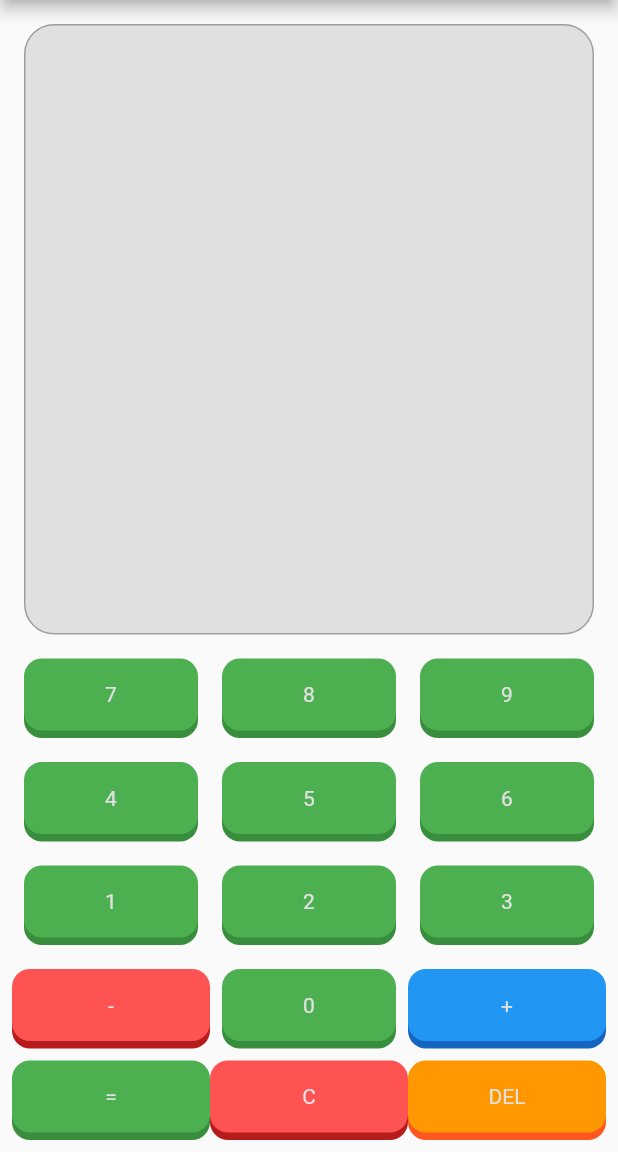
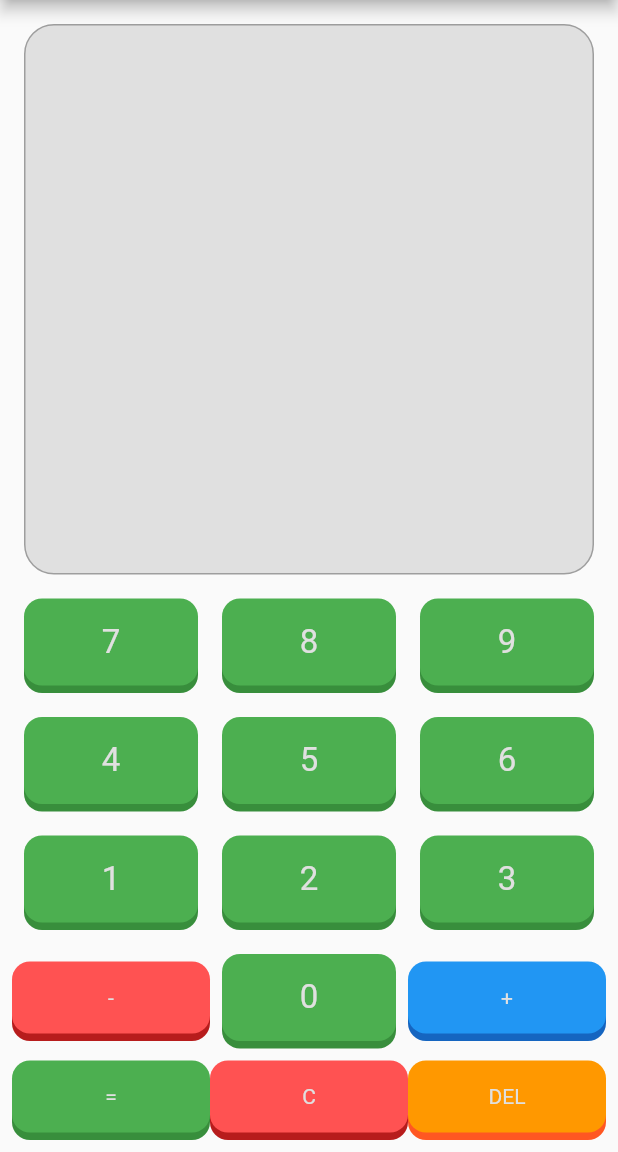
Before and after one commit to gdgsetelagoas/flutter-intro, a Flutter app: the screen it shows after launch, on a phone screen of 412 x 824 dp, the part 84-1236 px from its top. Run offline on Flutter 3.47's test engine with Material 2 defaults, Android fonts, the phone set to English and light mode, and no system bars.

Commit message:
- font do display alterado para digital - ajuste nos widgets do display

```diff
--- a/lib/main.dart
+++ b/lib/main.dart
@@ -30,7 +30,6 @@ class MyHomePage extends StatefulWidget {
 }
 
 class _MyHomePageState extends State<MyHomePage> {
-  int _counter = 0;
   var _display = "";
   int primeiroValor = 0;
   int segundoValor = 0;
@@ -56,12 +55,26 @@ class _MyHomePageState extends State<MyHomePage> {
                         color: Colors.grey.shade300,
                         border: Border.all(color: Colors.grey),
                         borderRadius: BorderRadius.circular(20)),
-                    child: Row(
-                      children: <Widget>[
-                        Text(_display,
-                            style: TextStyle(
-                                color: Colors.grey[900], fontSize: 60))
-                      ],
+                    child: SingleChildScrollView(
+                      child: Column(
+                        mainAxisAlignment: MainAxisAlignment.end,
+                        crossAxisAlignment: CrossAxisAlignment.end,
+                        children: <Widget>[
+                          Center(),
+                          Text(_display,
+                              textAlign: TextAlign.right,
+                              style: TextStyle(
+                                  color: Colors.grey[800],
+                                  fontSize: 55,
+                                  fontFamily: "Digital",
+                                  shadows: [
+                                    BoxShadow(
+                                        color: Colors.black26,
+                                        blurRadius: 1.50,
+                                        offset: Offset(-1, 2.5))
+                                  ])),
+                        ],
+                      ),
                     ),
                   ),
                 ),
@@ -170,6 +183,7 @@ class _MyHomePageState extends State<MyHomePage> {
         padding: const EdgeInsets.all(8.0),
         child: AppButton(
           text: "$num",
+          fontSize: 22,
           onPressed: () {
             _addNum(num);
           },
--- a/pubspec.yaml
+++ b/pubspec.yaml
@@ -53,7 +53,11 @@ flutter:
   # "family" key with the font family name, and a "fonts" key with a
   # list giving the asset and other descriptors for the font. For
   # example:
-  # fonts:
+  fonts:
+    - family: Digital
+      fonts:
+        - asset: lib/fonts/digital-7.ttf
+          style: normal
   #   - family: Schyler
   #     fonts:
   #       - asset: fonts/Schyler-Regular.ttf
```
Also changed, not shown: lib/fonts/digital-7.ttf (added).
